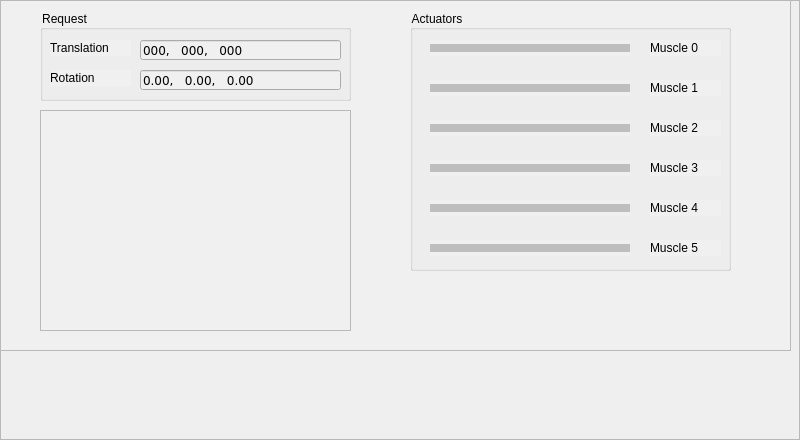
Qt form output/output_gui.ui (michaelmargolis/MdxMotionPlatformV3) before a commit.
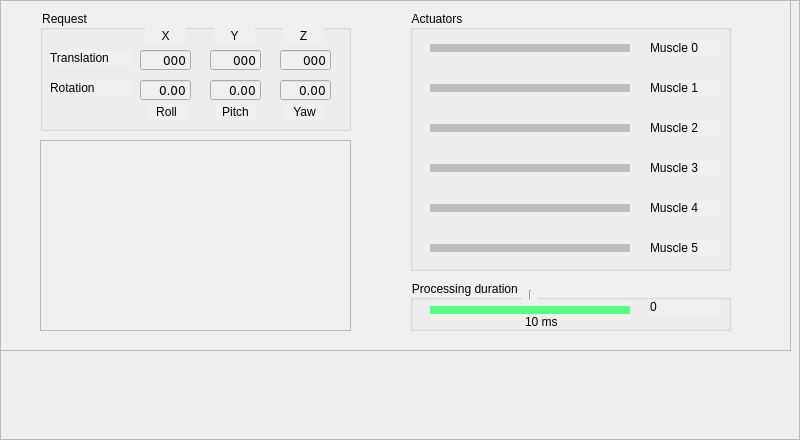
The same form after that commit.

Commit message:
Modified clients to derive from client_api base class Moved client_api code from common to parent directory
Modified controller service polling implementation to improve timing accuracy
Added code to save timer diagnostics to file - todo remove this following testing

Renamed reset method to reset_vr

Modified slow move logic in muscle_output

Diff of the .ui file:
```diff
--- a/output/output_gui.ui
+++ b/output/output_gui.ui
@@ -269,7 +269,7 @@
       <x>40</x>
       <y>10</y>
       <width>311</width>
-      <height>91</height>
+      <height>121</height>
      </rect>
     </property>
     <property name="title">
@@ -279,8 +279,8 @@
      <property name="geometry">
       <rect>
        <x>100</x>
-       <y>30</y>
-       <width>201</width>
+       <y>40</y>
+       <width>51</width>
        <height>20</height>
       </rect>
      </property>
@@ -290,14 +290,17 @@
       </font>
      </property>
      <property name="text">
-      <string>000,   000,   000  </string>
+      <string>000</string>
+     </property>
+     <property name="alignment">
+      <set>Qt::AlignRight|Qt::AlignTrailing|Qt::AlignVCenter</set>
      </property>
     </widget>
     <widget class="QLabel" name="label">
      <property name="geometry">
       <rect>
        <x>10</x>
-       <y>30</y>
+       <y>40</y>
        <width>81</width>
        <height>16</height>
       </rect>
@@ -310,8 +313,8 @@
      <property name="geometry">
       <rect>
        <x>100</x>
-       <y>60</y>
-       <width>201</width>
+       <y>70</y>
+       <width>51</width>
        <height>20</height>
       </rect>
      </property>
@@ -321,14 +324,17 @@
       </font>
      </property>
      <property name="text">
-      <string>0.00,   0.00,   0.00</string>
+      <string>0.00</string>
+     </property>
+     <property name="alignment">
+      <set>Qt::AlignRight|Qt::AlignTrailing|Qt::AlignVCenter</set>
      </property>
     </widget>
     <widget class="QLabel" name="label_2">
      <property name="geometry">
       <rect>
        <x>10</x>
-       <y>60</y>
+       <y>70</y>
        <width>81</width>
        <height>16</height>
       </rect>
@@ -337,14 +343,194 @@
       <string>Rotation</string>
      </property>
     </widget>
+    <widget class="QLineEdit" name="txt_xform_1">
+     <property name="geometry">
+      <rect>
+       <x>170</x>
+       <y>40</y>
+       <width>51</width>
+       <height>20</height>
+      </rect>
+     </property>
+     <property name="font">
+      <font>
+       <family>Verdana</family>
+      </font>
+     </property>
+     <property name="text">
+      <string>000</string>
+     </property>
+     <property name="alignment">
+      <set>Qt::AlignRight|Qt::AlignTrailing|Qt::AlignVCenter</set>
+     </property>
+    </widget>
+    <widget class="QLineEdit" name="txt_xform_2">
+     <property name="geometry">
+      <rect>
+       <x>240</x>
+       <y>40</y>
+       <width>51</width>
+       <height>20</height>
+      </rect>
+     </property>
+     <property name="font">
+      <font>
+       <family>Verdana</family>
+      </font>
+     </property>
+     <property name="text">
+      <string>000</string>
+     </property>
+     <property name="alignment">
+      <set>Qt::AlignRight|Qt::AlignTrailing|Qt::AlignVCenter</set>
+     </property>
+    </widget>
+    <widget class="QLineEdit" name="txt_xform_4">
+     <property name="geometry">
+      <rect>
+       <x>170</x>
+       <y>70</y>
+       <width>51</width>
+       <height>20</height>
+      </rect>
+     </property>
+     <property name="font">
+      <font>
+       <family>Verdana</family>
+      </font>
+     </property>
+     <property name="text">
+      <string>0.00</string>
+     </property>
+     <property name="alignment">
+      <set>Qt::AlignRight|Qt::AlignTrailing|Qt::AlignVCenter</set>
+     </property>
+    </widget>
+    <widget class="QLineEdit" name="txt_xform_5">
+     <property name="geometry">
+      <rect>
+       <x>240</x>
+       <y>70</y>
+       <width>51</width>
+       <height>20</height>
+      </rect>
+     </property>
+     <property name="font">
+      <font>
+       <family>Verdana</family>
+      </font>
+     </property>
+     <property name="text">
+      <string>0.00</string>
+     </property>
+     <property name="alignment">
+      <set>Qt::AlignRight|Qt::AlignTrailing|Qt::AlignVCenter</set>
+     </property>
+    </widget>
+    <widget class="QLabel" name="label_3">
+     <property name="geometry">
+      <rect>
+       <x>106</x>
+       <y>94</y>
+       <width>41</width>
+       <height>16</height>
+      </rect>
+     </property>
+     <property name="text">
+      <string>Roll</string>
+     </property>
+     <property name="alignment">
+      <set>Qt::AlignCenter</set>
+     </property>
+    </widget>
+    <widget class="QLabel" name="label_4">
+     <property name="geometry">
+      <rect>
+       <x>175</x>
+       <y>94</y>
+       <width>41</width>
+       <height>16</height>
+      </rect>
+     </property>
+     <property name="text">
+      <string>Pitch</string>
+     </property>
+     <property name="alignment">
+      <set>Qt::AlignCenter</set>
+     </property>
+    </widget>
+    <widget class="QLabel" name="label_5">
+     <property name="geometry">
+      <rect>
+       <x>244</x>
+       <y>94</y>
+       <width>41</width>
+       <height>16</height>
+      </rect>
+     </property>
+     <property name="text">
+      <string>Yaw</string>
+     </property>
+     <property name="alignment">
+      <set>Qt::AlignCenter</set>
+     </property>
+    </widget>
+    <widget class="QLabel" name="label_6">
+     <property name="geometry">
+      <rect>
+       <x>243</x>
+       <y>18</y>
+       <width>41</width>
+       <height>16</height>
+      </rect>
+     </property>
+     <property name="text">
+      <string>Z</string>
+     </property>
+     <property name="alignment">
+      <set>Qt::AlignCenter</set>
+     </property>
+    </widget>
+    <widget class="QLabel" name="label_7">
+     <property name="geometry">
+      <rect>
+       <x>105</x>
+       <y>18</y>
+       <width>41</width>
+       <height>16</height>
+      </rect>
+     </property>
+     <property name="text">
+      <string>X</string>
+     </property>
+     <property name="alignment">
+      <set>Qt::AlignCenter</set>
+     </property>
+    </widget>
+    <widget class="QLabel" name="label_8">
+     <property name="geometry">
+      <rect>
+       <x>174</x>
+       <y>18</y>
+       <width>41</width>
+       <height>16</height>
+      </rect>
+     </property>
+     <property name="text">
+      <string>Y</string>
+     </property>
+     <property name="alignment">
+      <set>Qt::AlignCenter</set>
+     </property>
+    </widget>
    </widget>
    <widget class="QFrame" name="frame">
     <property name="geometry">
      <rect>
       <x>40</x>
-      <y>110</y>
+      <y>140</y>
       <width>311</width>
-      <height>221</height>
+      <height>191</height>
      </rect>
     </property>
     <property name="frameShape">
@@ -354,6 +540,83 @@
      <enum>QFrame::Raised</enum>
     </property>
    </widget>
+   <widget class="QGroupBox" name="gb_processing_dur">
+    <property name="geometry">
+     <rect>
+      <x>410</x>
+      <y>280</y>
+      <width>321</width>
+      <height>51</height>
+     </rect>
+    </property>
+    <property name="title">
+     <string>Processing duration </string>
+    </property>
+    <widget class="QLabel" name="txt_processing_dur">
+     <property name="geometry">
+      <rect>
+       <x>240</x>
+       <y>19</y>
+       <width>71</width>
+       <height>16</height>
+      </rect>
+     </property>
+     <property name="text">
+      <string>0</string>
+     </property>
+    </widget>
+    <widget class="Line" name="line">
+     <property name="geometry">
+      <rect>
+       <x>112</x>
+       <y>10</y>
+       <width>16</width>
+       <height>21</height>
+      </rect>
+     </property>
+     <property name="orientation">
+      <enum>Qt::Vertical</enum>
+     </property>
+    </widget>
+    <widget class="Line" name="rect_dur">
+     <property name="enabled">
+      <bool>false</bool>
+     </property>
+     <property name="geometry">
+      <rect>
+       <x>20</x>
+       <y>20</y>
+       <width>200</width>
+       <height>20</height>
+      </rect>
+     </property>
+     <property name="styleSheet">
+      <string notr="true">color: rgb(85, 255, 127);</string>
+     </property>
+     <property name="frameShadow">
+      <enum>QFrame::Plain</enum>
+     </property>
+     <property name="lineWidth">
+      <number>8</number>
+     </property>
+     <property name="orientation">
+      <enum>Qt::Horizontal</enum>
+     </property>
+    </widget>
+   </widget>
+  </widget>
+  <widget class="QLabel" name="label_9">
+   <property name="geometry">
+    <rect>
+     <x>525</x>
+     <y>315</y>
+     <width>46</width>
+     <height>13</height>
+    </rect>
+   </property>
+   <property name="text">
+    <string>10 ms</string>
+   </property>
   </widget>
  </widget>
  <resources/>
```
Left out of the diff: 4 changed lines with no effect on the pictures. The commit also changes 27 other files.
